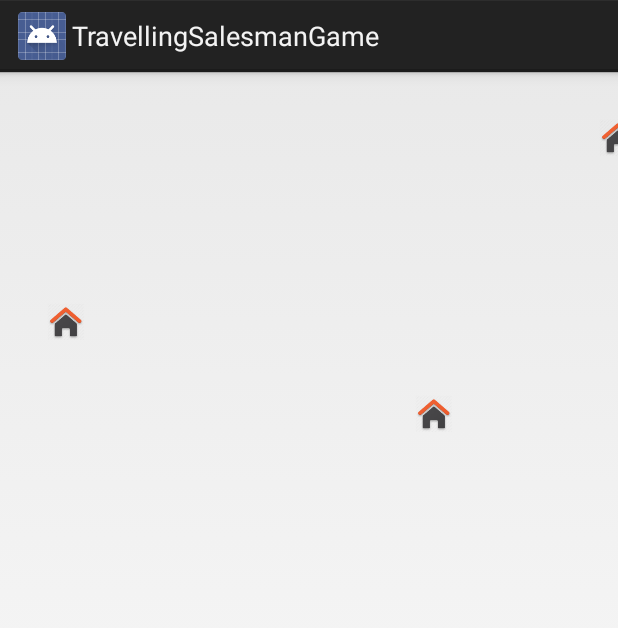
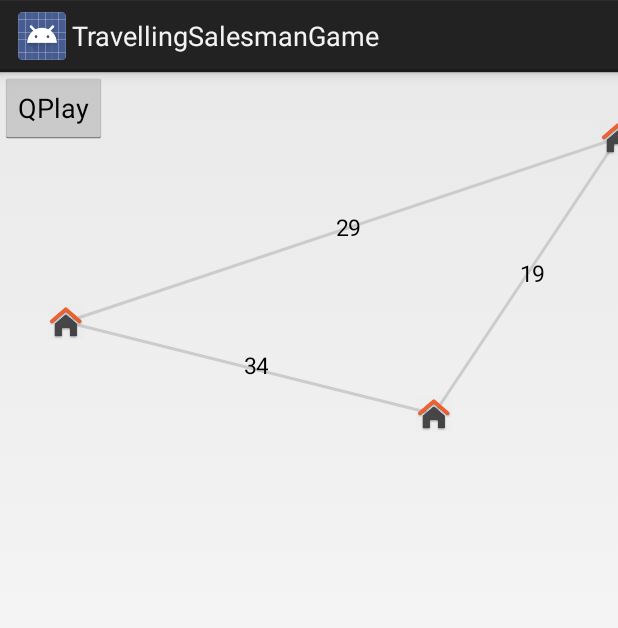
Before and after one commit to TSP-Game/TravellingSalesmanGame, an Android app: the GameActivity screen opened directly, with no data from a screen before it, on a phone screen of 412 x 824 dp. Shown: the top 628 px of the screen. Run offline under Robolectric (Android 15) with nearby library versions, the light colour scheme and no system bars.

Commit message:
Added Computer game

```diff
--- a/TravellingSalesmanGame/app/src/main/java/com/travellingsalesmangame/Controllers/Game/CostsSetter.java
+++ b/TravellingSalesmanGame/app/src/main/java/com/travellingsalesmangame/Controllers/Game/CostsSetter.java
@@ -16,53 +16,14 @@ import java.util.List;
 
 public class CostsSetter {
 
-    public static List<Draw> drawList;
+    private static List<Draw> drawList;
     private static DrawView drawView;
     private static Draw draw;
 
-    /*
-        public CostsSetter(GameActivity gameActivity,
-                           List<ImageButton> buttons,
-                           RelativeLayout layout, int[][] costs){
-
-            //setCosts(gameActivity,buttons,layout,costs);
-        }
-
-        @SuppressLint("NewApi")
-        public static void setCosts(Context context,
-                                    List<ImageButton> buttons,
-                                    RelativeLayout layout, int[][] costs) {
-
-            drawList=new ArrayList<>();
-            for (int[] cost : costs) {
-
-                TextView textView = new TextView(context);
-                textView.setText(String.valueOf(cost[2]));
-                textView.setTextSize(15);
-                textView.setTextColor(Color.BLACK);
-                textView.setPadding(30,18,0,0);
-                textView.setBackground(null);
-                textView.setElevation(24);
-                textView.setX((buttons.get(cost[0]).getX() + buttons.get(cost[1]).getX()) / 2);
-                textView.setY((buttons.get(cost[0]).getY() + buttons.get(cost[1]).getY()) / 2);
-
-                drawView = new DrawView(context, buttons.get(cost[0]), buttons.get(cost[1]), Color.LTGRAY, 3);
-                draw = new Draw();
-                draw.setDrawView(drawView);
-                draw.setTextView(textView);
-
-                drawList.add(draw);
-
-                //layout.addView(draw.drawView);
-                //layout.addView(draw.textView);
-
-            }
-        }
-    */
     @SuppressLint("NewApi")
     public static List<Draw> getDrawList(Context context,
                                          List<ImageButton> buttons,
-                                         int[][] costs) {
+                                         int[][] costs, RelativeLayout layoutDraw) {
 
         drawList=new ArrayList<>();
         for (int[] cost : costs) {
@@ -84,8 +45,8 @@ public class CostsSetter {
 
             drawList.add(draw);
 
-            //layout.addView(draw.drawView);
-            //layout.addView(draw.textView);
+            layoutDraw.addView(draw.drawView);
+            layoutDraw.addView(draw.textView);
         }
 
         return drawList;
--- a/TravellingSalesmanGame/app/src/main/java/com/travellingsalesmangame/Models/Game/Core.java
+++ b/TravellingSalesmanGame/app/src/main/java/com/travellingsalesmangame/Models/Game/Core.java
@@ -14,7 +14,7 @@ public class Core {
     }
 
     //Her bir sorunun tanımlanacağı Constructor
-    protected Core(int[] cities, int[][] costs, int solution){
+    Core(int[] cities, int[][] costs, int solution){
         this.cities=cities;
         this.costs=costs;
         this.solution=solution;
--- a/TravellingSalesmanGame/app/src/main/java/com/travellingsalesmangame/Views/Game/GameActivity.java
+++ b/TravellingSalesmanGame/app/src/main/java/com/travellingsalesmangame/Views/Game/GameActivity.java
@@ -61,7 +61,7 @@ public class GameActivity extends Activity {
         buttonCreater.create(35,core.getCities()); //35 tane button oluşturacak
         buttons=buttonCreater.getGameButonList();//Tüm oluşan butonları aldım.
 
-        drawList = CostsSetter.getDrawList(this, buttons, core.getCosts());
+        drawList = CostsSetter.getDrawList(this, buttons, core.getCosts(), layoutDraw);
     }
 
     @Override
@@ -162,4 +162,30 @@ public class GameActivity extends Activity {
                 layoutDraw.addView(draw.textView);
             }
         }
+
+    public void game_Qplay_onclick(View view) {
+
+        ComputerPlay comPlay = new ComputerPlay(core);
+        comPlay.learn(100000);
+
+        /*
+        List<Integer> cities = new ArrayList<>();
+
+        int[] cities1 = core.getCities();
+        for (int i1 = 1, cities1Length = cities1.length; i1 < cities1Length; i1++) {
+            Integer i = cities1[i1];
+            cities.add(i);
+        }
+
+        action(buttons.get(core.getCities()[0]));
+
+        Collections.shuffle(cities);
+
+        for (Integer i: cities) {
+            action(buttons.get(i));
+        }
+
+        action(buttons.get(core.getCities()[0]));
+        */
+    }
 }
--- a/TravellingSalesmanGame/app/src/main/res/layout/activity_game.xml
+++ b/TravellingSalesmanGame/app/src/main/res/layout/activity_game.xml
@@ -8,6 +8,14 @@
     tools:context=".Views.Game.GameActivity"
     android:id="@+id/gameActivity">
 
+    <Button
+        android:id="@+id/game_Qplay"
+        android:text="@string/qplay"
+        android:onClick="game_Qplay_onclick"
+        android:layout_width="wrap_content"
+        android:layout_height="wrap_content" />
+
+
     <RelativeLayout
         android:id="@+id/layoutDraw"
         android:layout_width="match_parent"
--- a/TravellingSalesmanGame/app/src/main/res/values/strings.xml
+++ b/TravellingSalesmanGame/app/src/main/res/values/strings.xml
@@ -28,4 +28,5 @@
     <string name="error_database_read">Sunucu hatası. Veri alınamadı!!</string>
     <string name="error_network">Ağ hatası! İnternetinizi kontrol ediniz!</string>
     <string name="error">!</string>
+    <string name="qplay">QPlay</string>
 </resources>
```
Also changed, not shown: TravellingSalesmanGame/app/src/main/java/com/travellingsalesmangame/Views/Game/ComputerPlay.java (added, +70 -0 lines).
